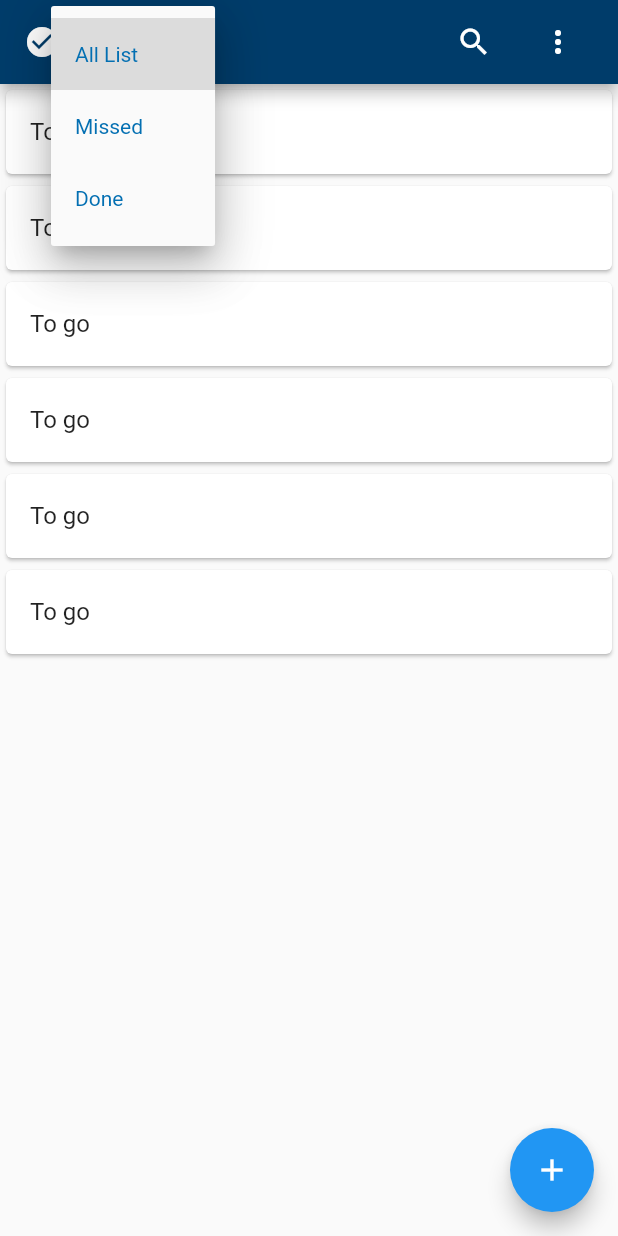
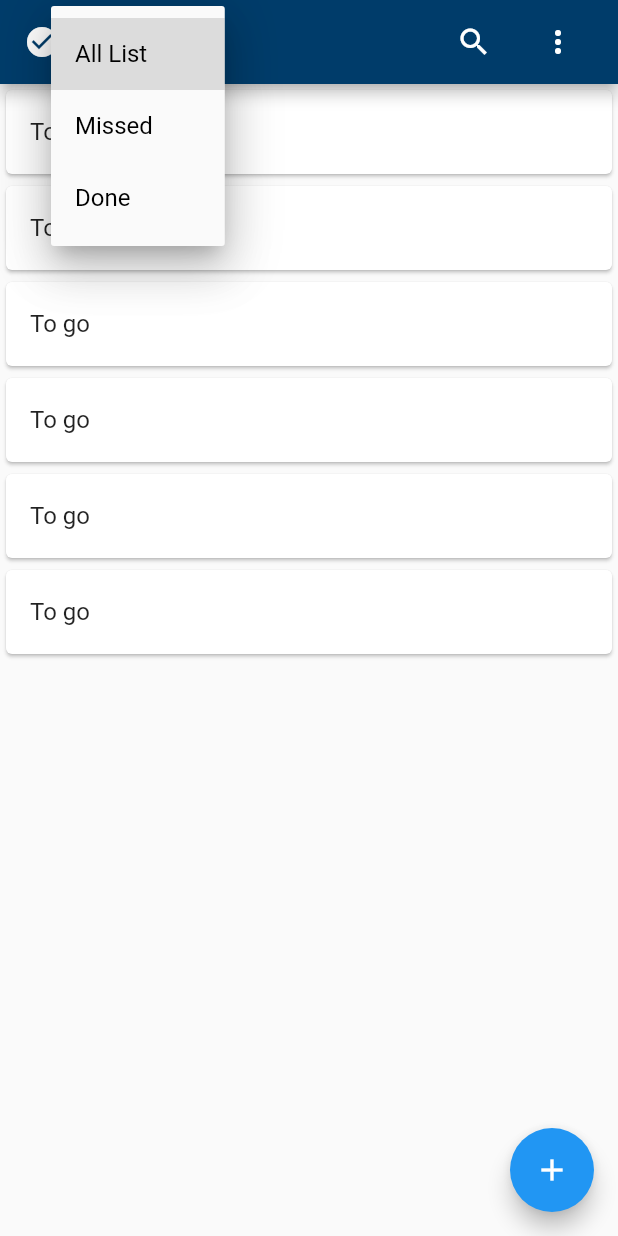
Before and after one commit to MFY2000/Jawan-Pakistan_Mobile-Hybrid-App-Dev-Using-Flutter_, a Flutter app: the screen it shows after launch, after a tap on "All List", on a phone screen of 412 x 824 dp. Run offline on Flutter 3.47's test engine with Material 2 defaults, Android fonts, the phone set to English and light mode, and no system bars; our stand-ins replace font_awesome_flutter.

Commit message:
MFY auto commit at 06/11/2021 23:09:49

```diff
--- a/Tasks/Task09 (Todo App)/todo_app_1/lib/Custom/listType.dart
+++ b/Tasks/Task09 (Todo App)/todo_app_1/lib/Custom/listType.dart
@@ -10,16 +10,24 @@ class listType extends StatefulWidget {
 }
 
 class _listTypeState extends State<listType> {
-  late String dropdownValue;
+  late int dropdownValue = 0;
+  late List<IconData> iconList = [
+    Icons.check_circle_sharp,
+    Icons.close,
+  ];
 
   @override
   Widget build(BuildContext context) {
     return Row(
       children: [
-        Icon(Icons.check_circle_sharp, color: Colors.white,),
-
-        SizedBox(width: 10,),
-
+        Icon(
+          iconList[dropdownValue],
+          color: Colors.white,
+          size: 24,
+        ),
+        const SizedBox(
+          width: 10,
+        ),
         DropdownButton<String>(
           value: "All List",
           icon: const Icon(
@@ -30,10 +38,22 @@ class _listTypeState extends State<listType> {
           elevation: 16,
           style: const TextStyle(
             color: Colors.white,
+            fontSize: 16
           ),
-          onChanged: (String? newValue) {
+          onChanged: (newValue) {
             setState(() {
-              dropdownValue = newValue!;
+              switch (newValue) {
+                case 'All List':
+                  dropdownValue = 0;
+                  break;
+                case 'Missed':
+                  dropdownValue = 1;
+                  break;
+                case 'Done':
+                  dropdownValue = 0;
+                  break;
+                default:
+              }
             });
           },
           items: <String>['All List', 'Missed', 'Done']
@@ -42,7 +62,7 @@ class _listTypeState extends State<listType> {
               value: value,
               child: Text(
                 value,
-                style: const TextStyle(color: Color(0XFF036FB2)),
+                style: const TextStyle(color: Colors.black),
               ),
             );
           }).toList(),
```
